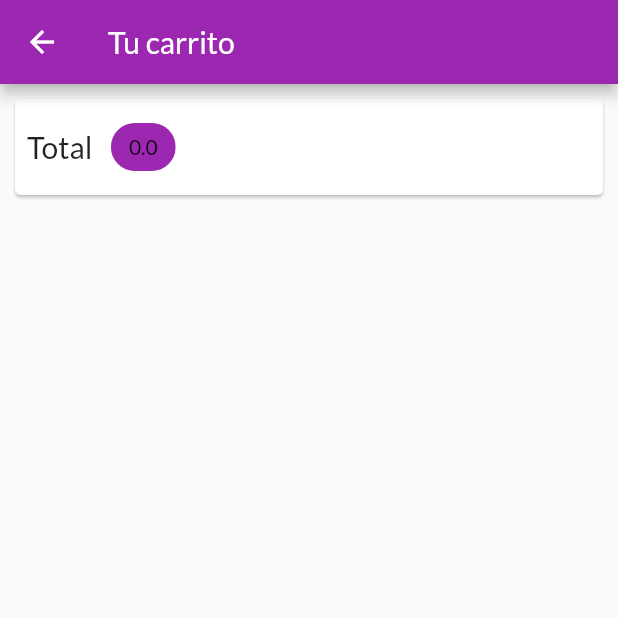
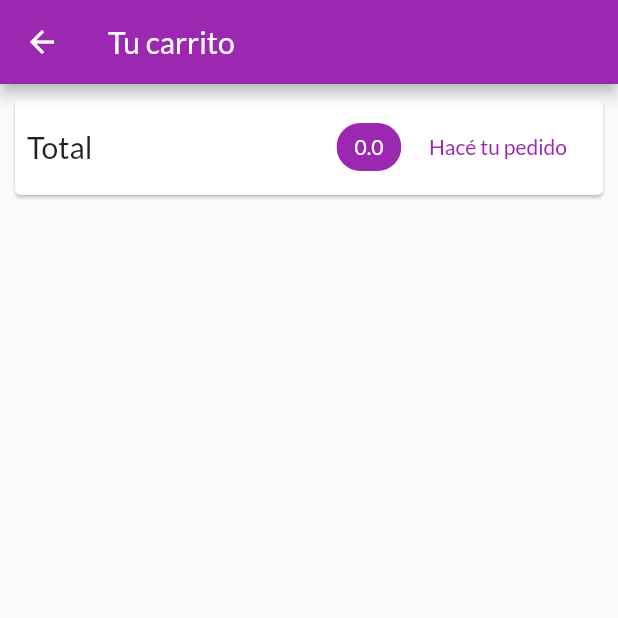
Before and after one commit to albertoecf/shopApp, a Flutter app: the CartScreen screen opened by its route, on a phone screen of 412 x 824 dp, the top half of it. Run offline on Flutter 3.47's test engine with Material 2 defaults, Android fonts, the phone set to English and light mode, and no system bars; network calls fail.

Commit message:
L&F cart_screen

```diff
--- a/lib/screens/cart_screen.dart
+++ b/lib/screens/cart_screen.dart
@@ -1,11 +1,9 @@
-
 import 'package:flutter/material.dart';
 import 'package:provider/provider.dart';
 import '../providers/cart_provider.dart';
 
 class CartScreen extends StatelessWidget {
   static const routeName = '/cart';
-
 
   @override
   Widget build(BuildContext context) {
@@ -21,16 +19,26 @@ class CartScreen extends StatelessWidget {
             child: Padding(
               padding: EdgeInsets.all(8),
               child: Row(
+                mainAxisAlignment: MainAxisAlignment.spaceBetween,
                 children: <Widget>[
                   Text(
                     'Total',
                     style: TextStyle(fontSize: 20),
                   ),
-                  SizedBox(width: 10),
+                  Spacer(),
                   Chip(
-                    label: Text('${cart.totalAmount}'),
+                    label: Text(
+                      '${cart.totalAmount}',
+                      style: TextStyle(
+                          color:
+                              Theme.of(context).primaryTextTheme.title.color),
+                    ),
                     backgroundColor: Theme.of(context).primaryColor,
                   ),
+                  FlatButton(
+                      onPressed: () {},
+                      child: Text('Hacé tu pedido'),
+                      textColor: Theme.of(context).primaryColor)
                 ],
               ),
             ),
```
